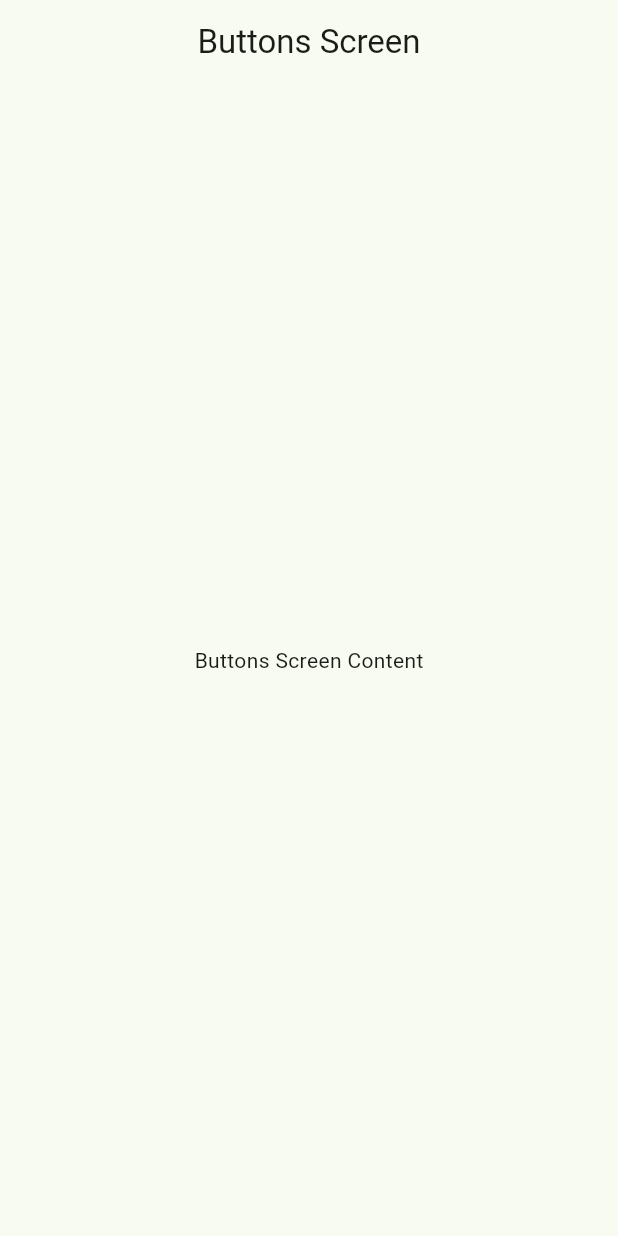
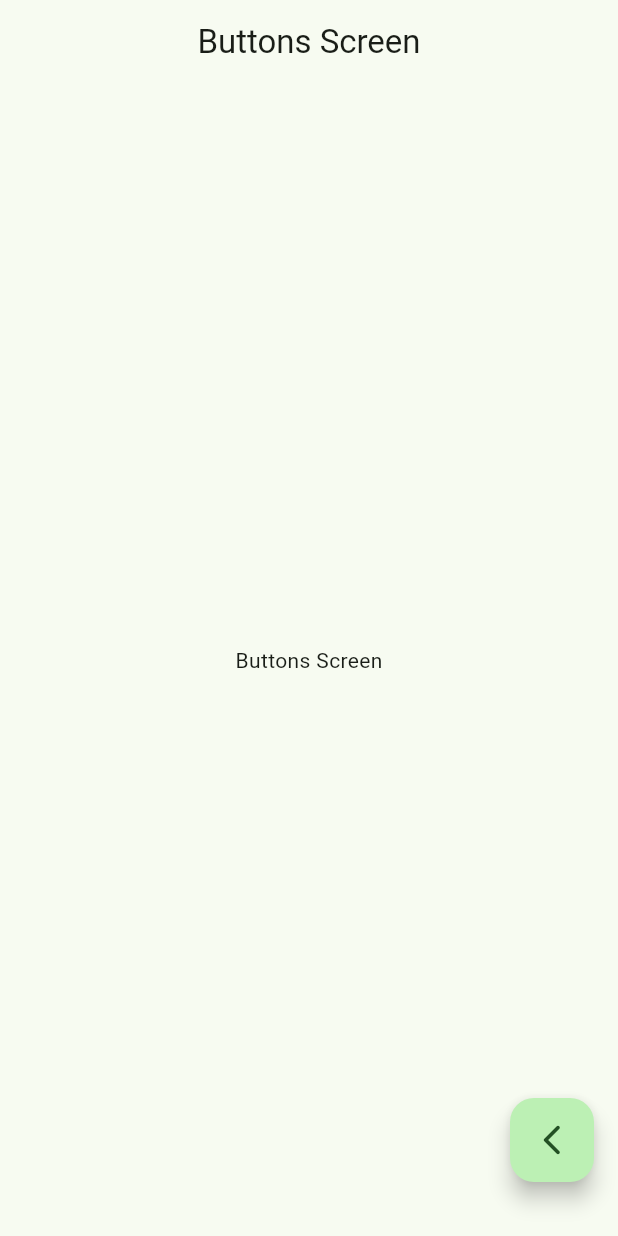
Before and after one commit to w0zner/app_widgets, a Flutter app: the ButtonsScreen screen opened by its route, on a phone screen of 412 x 824 dp. Run offline on Flutter 3.47's test engine with Material 3 defaults, Android fonts, the phone set to English and light mode, and no system bars; our stand-ins replace go_router.

Commit message:
Se agrega boton en pantalla buttons

```diff
--- a/lib/presentation/screens/buttons_screen.dart
+++ b/lib/presentation/screens/buttons_screen.dart
@@ -1,4 +1,5 @@
 import 'package:flutter/material.dart';
+import 'package:go_router/go_router.dart';
 
 class ButtonsScreen extends StatelessWidget {
   const ButtonsScreen({super.key});
@@ -7,7 +8,16 @@ class ButtonsScreen extends StatelessWidget {
   Widget build(BuildContext context) {
     return Scaffold(
       appBar: AppBar(title: const Text('Buttons Screen')),
-      body: const Center(child: Text('Buttons Screen Content')),
+      body: const Center(child: Text('Buttons Screen')),
+      floatingActionButton: Padding(
+        padding: const EdgeInsets.only(bottom: 20.0),
+        child: FloatingActionButton(
+          onPressed: () {
+            context.pop();
+          },
+          child: Icon(Icons.arrow_back_ios_new_rounded),
+        ),
+      ),
     );
   }
 }
--- a/lib/shared/menu_items_list.dart
+++ b/lib/shared/menu_items_list.dart
@@ -21,7 +21,7 @@ final appMenuItems = <MenuItems>[
     icon: Icons.person,
   ),
   MenuItems(
-    title: 'buttons',
+    title: 'Buttons',
     subtitle: 'Get assistance',
     route: '/buttons',
     icon: Icons.smart_button_outlined,
```
